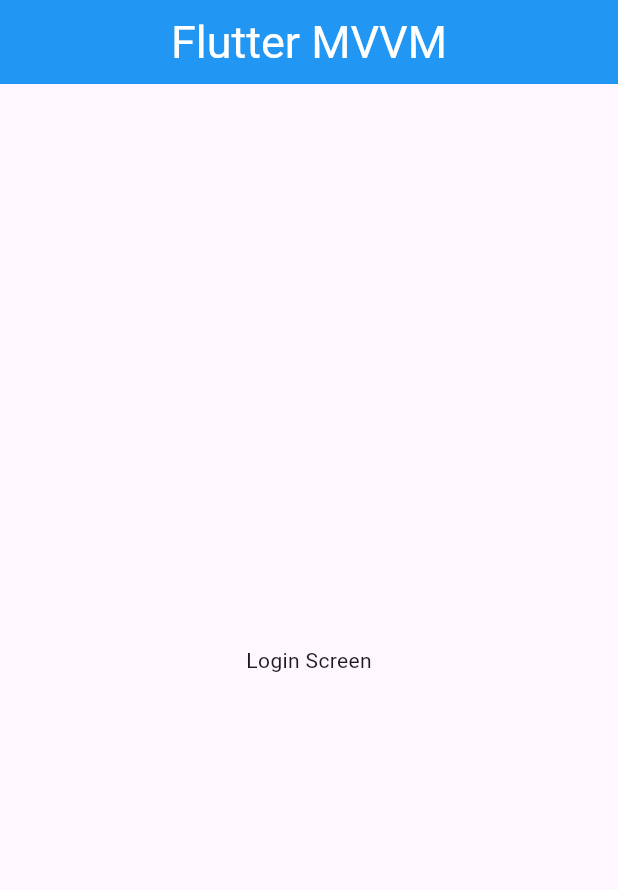
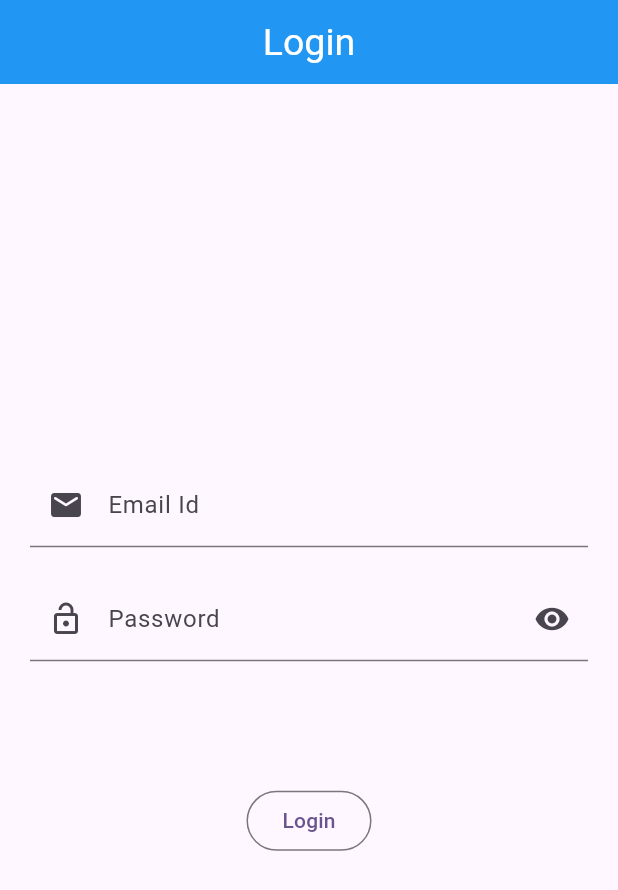
Before and after one commit to sup0808/FlutterMVVM, a Flutter app: the screen it shows after launch, on a phone screen of 412 x 824 dp. Shown: the top 890 px of the screen. Run offline on Flutter 3.47's test engine with Material 3 defaults, Android fonts, the phone set to English and light mode, and no system bars; our stand-ins replace another_flushbar, fluttertoast.

Commit message:
Design login screen with email id and password textFormField -- Create focusField() in utils

```diff
--- a/lib/main.dart
+++ b/lib/main.dart
@@ -1,7 +1,7 @@
 import 'package:flutter/material.dart';
 import 'package:flutter_mvvm/utils/routes/routes.dart';
 import 'package:flutter_mvvm/utils/routes/routes_name.dart';
-import 'package:flutter_mvvm/view/login_screen.dart';
+import 'package:flutter_mvvm/view/login_view.dart';
 
 void main() {
   runApp(const MyApp());
--- a/lib/utils/routes/routes.dart
+++ b/lib/utils/routes/routes.dart
@@ -2,7 +2,7 @@ import 'package:flutter/cupertino.dart';
 import 'package:flutter/material.dart';
 import 'package:flutter_mvvm/utils/routes/routes_name.dart';
 import 'package:flutter_mvvm/view/home_screen.dart';
-import 'package:flutter_mvvm/view/login_screen.dart';
+import 'package:flutter_mvvm/view/login_view.dart';
 
 class Routes {
   static Route<dynamic> genrateRoute(RouteSettings settings) {
@@ -11,7 +11,7 @@ class Routes {
         return MaterialPageRoute(builder: (context) => HomeScreen());
 
       case RoutesName.login:
-        return MaterialPageRoute(builder: (context) => LoginScreen());
+        return MaterialPageRoute(builder: (context) => LoginView());
 
       default:
         return MaterialPageRoute(builder: (_) {
--- a/lib/utils/utils.dart
+++ b/lib/utils/utils.dart
@@ -31,5 +31,10 @@ class Utils{
    return ScaffoldMessenger.of(context).showSnackBar(SnackBar(content: Text(message)));
   }
 
+  static void fieldFocusChange(BuildContext context, FocusNode current, FocusNode nextFocus){
+      current.unfocus();
+      FocusScope.of(context).requestFocus(nextFocus);
+  }
+
 
 }
--- a/lib/view/login_screen.dart
+++ /dev/null
@@ -1,33 +0,0 @@
-import 'package:flutter/material.dart';
-import 'package:flutter_mvvm/utils/routes/routes.dart';
-import 'package:flutter_mvvm/utils/routes/routes_name.dart';
-import 'package:flutter_mvvm/utils/utils.dart';
-
-class LoginScreen extends StatefulWidget {
-  const LoginScreen({super.key});
-
-  @override
-  State<LoginScreen> createState() => _LoginScreenState();
-}
-
-class _LoginScreenState extends State<LoginScreen> {
-  @override
-  Widget build(BuildContext context) {
-    return Scaffold(
-      appBar: AppBar(
-        title: Text("Flutter MVVM"),
-        centerTitle: true,
-        backgroundColor: Colors.blue,
-        titleTextStyle: TextStyle(fontSize: 30),
-      ),
-      body: Center(child: InkWell(
-          onTap: (){
-          //  Utils.toastMessage("No Internet connection");
-            Utils.flushBarErrorMessage("No Internet connection",context);
-            Utils.showSnackBar("No Internet connection",context);
-            Navigator.pushNamed(context, RoutesName.home);
-          },
-          child: Text("Login Screen"))),
-    );
-  }
-}
--- /dev/null
+++ b/lib/view/login_view.dart
@@ -0,0 +1,84 @@
+import 'package:flutter/material.dart';
+import 'package:flutter_mvvm/utils/routes/routes.dart';
+import 'package:flutter_mvvm/utils/routes/routes_name.dart';
+import 'package:flutter_mvvm/utils/utils.dart';
+
+class LoginView extends StatefulWidget {
+  const LoginView({super.key});
+
+  @override
+  State<LoginView> createState() => _LoginViewState();
+}
+
+class _LoginViewState extends State<LoginView> {
+  TextEditingController emailCtr = TextEditingController();
+  TextEditingController passwordCtr = TextEditingController();
+
+  FocusNode emailFocus = FocusNode();
+  FocusNode passwordFocus = FocusNode();
+
+  ValueNotifier<bool> _obscureText = ValueNotifier(false);
+
+  @override
+  Widget build(BuildContext context) {
+    final height = MediaQuery.of(context).size.height*1;
+    return Scaffold(
+      appBar: AppBar(
+        title: Text("Login"),
+        centerTitle: true,
+        backgroundColor: Colors.blue,
+        titleTextStyle: TextStyle(fontSize: 25),
+      ),
+      body: Padding(
+        padding: const EdgeInsets.all(20.0),
+        child: Column(
+          mainAxisAlignment: MainAxisAlignment.center,
+          children: [
+            TextFormField(
+              controller: emailCtr,
+              keyboardType: TextInputType.emailAddress,
+              focusNode: emailFocus,
+              decoration: const InputDecoration(
+                hintText: 'Enter the emailid',
+                labelText: 'Email Id',
+                prefixIcon: Icon(Icons.email_rounded),
+              ),
+              onFieldSubmitted: (value) {
+                Utils.fieldFocusChange(context, emailFocus, passwordFocus);
+              },
+            ),
+            SizedBox(height: 20),
+            ValueListenableBuilder(
+                valueListenable: _obscureText,
+                builder: (context, value, child) {
+                  return TextFormField(
+                    controller: passwordCtr,
+                    focusNode: passwordFocus,
+                    obscureText: _obscureText.value,
+                    obscuringCharacter: "*",
+                    decoration: InputDecoration(
+                        hintText: 'Enter the password',
+                        labelText: 'Password',
+                        prefixIcon: Icon(Icons.lock_open_outlined),
+                        suffixIcon: InkWell(
+                            onTap: () {
+                              _obscureText.value = !_obscureText.value;
+                            },
+                            child: Icon(_obscureText.value
+                                ? Icons.visibility_off_outlined
+                                : Icons.visibility))),
+                  );
+                }),
+            SizedBox(height: height*.1),
+            OutlinedButton(
+              onPressed: () {
+                Utils.showSnackBar("Login Click", context);
+              },
+              child: Text("Login"),
+            )
+          ],
+        ),
+      ),
+    );
+  }
+}
```
